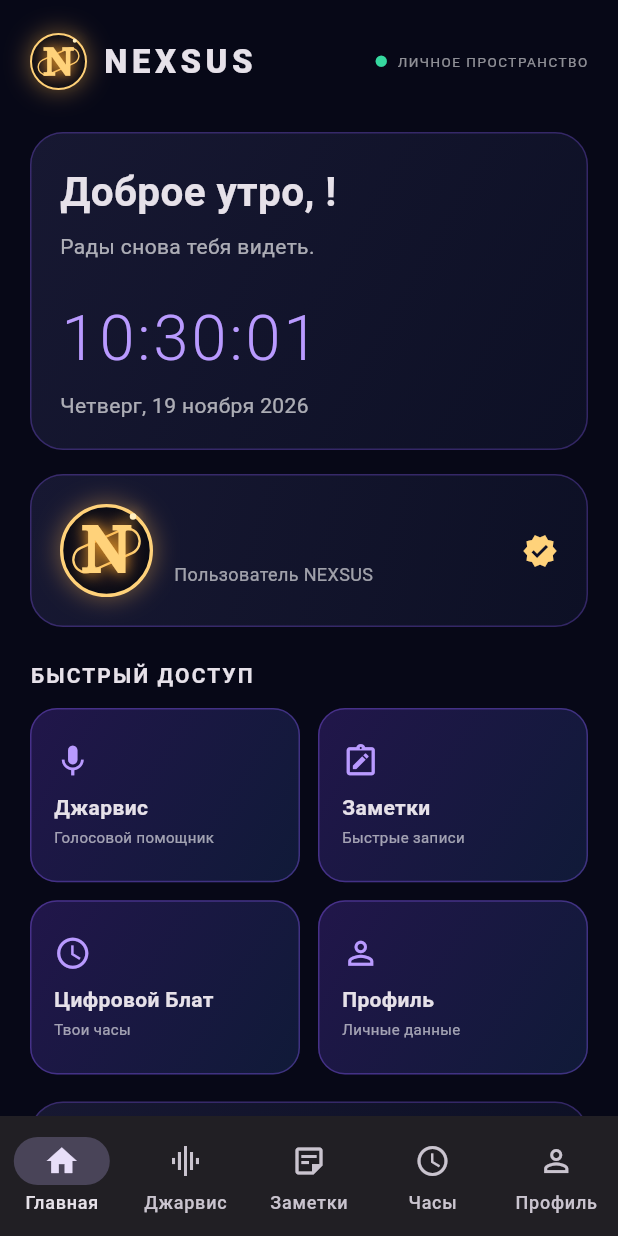
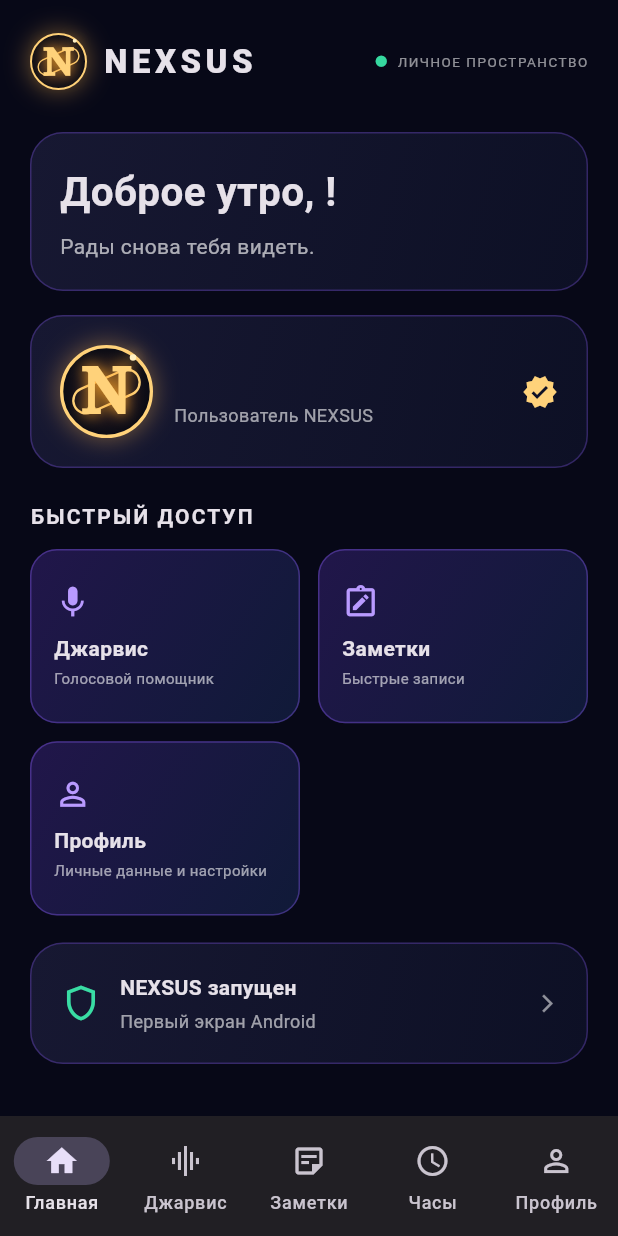
Before and after one commit to ddisa8679-sys/NEXSUS, a Flutter app: the HomeScreen screen opened directly with empty values, on a phone screen of 412 x 824 dp. Run offline on Flutter 3.47's test engine with Material 3 defaults, Android fonts, the phone set to English and light mode, and no system bars; our stand-ins replace firebase_auth, firebase_core, flutter_tts, shared_preferences, speech_to_text; missing offline and left inert: llama_flutter_android; accounts and stored records are empty; network calls fail.

Commit message:
Simplify dashboard and connect profile appearance settings

```diff
--- a/lib/main.dart
+++ b/lib/main.dart
@@ -4,6 +4,8 @@ import 'package:firebase_core/firebase_core.dart';
 import 'auth_screen.dart';
 import 'jarvis_screen.dart';
 import 'notes_screen.dart';
+import 'app_settings.dart';
+import 'profile_screen.dart';
 
 Future<void> main() async {
   WidgetsFlutterBinding.ensureInitialized();
@@ -17,33 +19,63 @@ Future<void> main() async {
   runApp(NexsusApp(firebaseReady: firebaseReady));
 }
 
-class NexsusApp extends StatelessWidget {
+class NexsusApp extends StatefulWidget {
   const NexsusApp({super.key, required this.firebaseReady});
   final bool firebaseReady;
   @override
-  Widget build(BuildContext context) => MaterialApp(
+  State<NexsusApp> createState() => _NexsusAppState();
+}
+
+class _NexsusAppState extends State<NexsusApp> {
+  final AppSettings _settings = AppSettings();
+
+  @override
+  void initState() {
+    super.initState();
+    _settings.load();
+  }
+
+  @override
+  void dispose() {
+    _settings.dispose();
+    super.dispose();
+  }
+
+  @override
+  Widget build(BuildContext context) => AnimatedBuilder(
+    animation: _settings,
+    builder: (context, _) => MaterialApp(
       debugShowCheckedModeBanner: false,
       title: 'NEXSUS',
       theme: ThemeData(
         brightness: Brightness.dark,
-      scaffoldBackgroundColor: const Color(0xFF070817),
-      colorScheme: ColorScheme.fromSeed(seedColor: const Color(0xFF8050FF), brightness: Brightness.dark),
+        scaffoldBackgroundColor: _settings.scaffoldColor,
+        colorScheme: ColorScheme.fromSeed(seedColor: _settings.accent, brightness: Brightness.dark),
+        fontFamily: _settings.fontFamily,
         useMaterial3: true,
       ),
+      builder: (context, child) => MediaQuery(
+        data: MediaQuery.of(context).copyWith(
+          textScaler: TextScaler.linear(_settings.fontScale),
+        ),
+        child: child ?? const SizedBox.shrink(),
+      ),
       home: AuthScreen(
-      firebaseReady: firebaseReady,
+        firebaseReady: widget.firebaseReady,
         onAuthenticated: (context, nickname) {
           Navigator.of(context).pushReplacement(
-          MaterialPageRoute(builder: (_) => HomeScreen(nickname: nickname)),
+            MaterialPageRoute(builder: (_) => HomeScreen(nickname: nickname, settings: _settings)),
           );
         },
+      ),
     ),
   );
 }
 
 class HomeScreen extends StatefulWidget {
-  const HomeScreen({super.key, required this.nickname});
+  const HomeScreen({super.key, required this.nickname, required this.settings});
   final String nickname;
+  final AppSettings settings;
   @override
   State<HomeScreen> createState() => _HomeScreenState();
 }
@@ -87,7 +119,7 @@ class _HomeScreenState extends State<HomeScreen> {
       JarvisScreen(nickname: widget.nickname),
       const NotesScreen(),
       const _PlaceholderPage(icon: Icons.access_time, title: 'Цифровой Блат', subtitle: 'Персональный цифровой циферблат.'),
-      const _PlaceholderPage(icon: Icons.person_outline, title: 'Профиль', subtitle: 'Настройки профиля и аватара.'),
+      ProfileScreen(nickname: widget.nickname, settings: widget.settings),
     ];
     return Scaffold(
       body: SafeArea(child: Column(children: [
@@ -108,7 +140,6 @@ class _HomeScreenState extends State<HomeScreen> {
   }
 
   Widget _dashboard() {
-    final time = '${_two(_now.hour)}:${_two(_now.minute)}:${_two(_now.second)}';
     return ListView(padding: const EdgeInsets.fromLTRB(20, 22, 20, 28), children: [
       Row(children: [
         const _NexsusAvatar(size: 38),
@@ -124,10 +155,6 @@ class _HomeScreenState extends State<HomeScreen> {
         Text('$_greeting, ${widget.nickname}!', style: const TextStyle(fontSize: 27, fontWeight: FontWeight.bold)),
         const SizedBox(height: 7),
         Text('Рады снова тебя видеть.', style: TextStyle(color: Colors.white.withValues(alpha: .65))),
-        const SizedBox(height: 22),
-        Text(time, style: const TextStyle(fontSize: 42, fontWeight: FontWeight.w300, color: Color(0xFFB99AFF), letterSpacing: 2)),
-        const SizedBox(height: 4),
-        Text(_date, style: TextStyle(color: Colors.white.withValues(alpha: .65))),
       ])),
       const SizedBox(height: 16),
       _panel(child: Row(children: [
@@ -149,8 +176,7 @@ class _HomeScreenState extends State<HomeScreen> {
         children: [
           _action(Icons.mic, 'Джарвис', 'Голосовой помощник', 1),
           _action(Icons.note_alt_outlined, 'Заметки', 'Быстрые записи', 2),
-          _action(Icons.watch_later_outlined, 'Цифровой Блат', 'Твои часы', 3),
-          _action(Icons.person_outline, 'Профиль', 'Личные данные', 4),
+          _action(Icons.person_outline, 'Профиль', 'Личные данные и настройки', 4),
         ],
       ),
       const SizedBox(height: 18),
```
Lines whose indentation alone changed are shown as unchanged.
